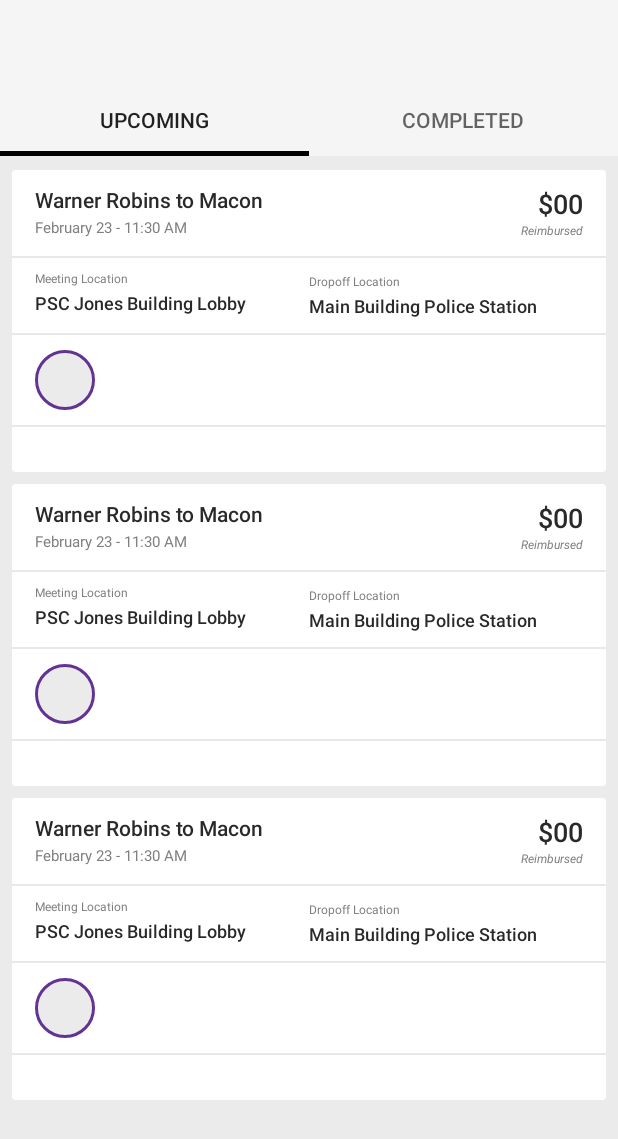
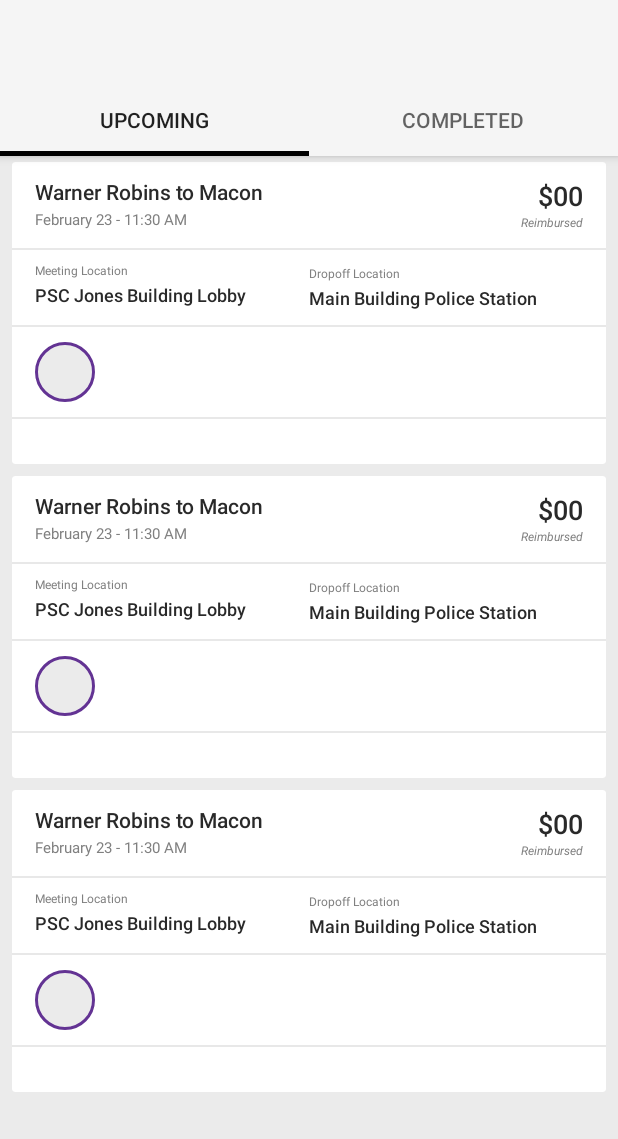
Before and after one commit to omegadeep10/knight-rider-android2, an Android app: the layout activity_main.xml on its own in the app's theme, with its tools: preview values and no code run, on a phone screen of 412 x 824 dp. Shown: the top 1139 px of the screen. Run offline under Robolectric (Android 15) with nearby library versions, the phone set to English and light mode, and no system bars.

Commit message:
Minor adjustments

```diff
--- a/app/src/main/res/layout/activity_main.xml
+++ b/app/src/main/res/layout/activity_main.xml
@@ -17,13 +17,13 @@
             xmlns:card_view="http://schemas.android.com/tools"
             xmlns:app="http://schemas.android.com/apk/res-auto"
             android:layout_width="match_parent"
-            android:layout_height="match_parent">
+            android:layout_height="match_parent"
+            android:background="@color/colorComponentGrayBG">
 
             <android.support.design.widget.AppBarLayout
                 android:id="@+id/appbar"
                 android:layout_width="match_parent"
-                android:layout_height="wrap_content"
-                app:elevation="0dp">
+                android:layout_height="wrap_content">
 
                 <android.support.v7.widget.Toolbar
                     android:id="@+id/toolbar"
@@ -59,7 +59,9 @@
                 android:layout_width="match_parent"
                 android:layout_height="match_parent"
                 android:background="@color/colorComponentGrayBG"
-                android:padding="5dp"
+                android:paddingBottom="5dp"
+                android:paddingLeft="5dp"
+                android:paddingRight="5dp"
                 android:scrollbars="vertical"
                 app:layout_behavior="android.support.design.widget.AppBarLayout$ScrollingViewBehavior"
                 card_view:cardElevation="0dp"
```
Also changed, not shown: app/src/main/java/edu/mga/knight_rider/adapters/TripAdapter.java (+4 -4 lines).
